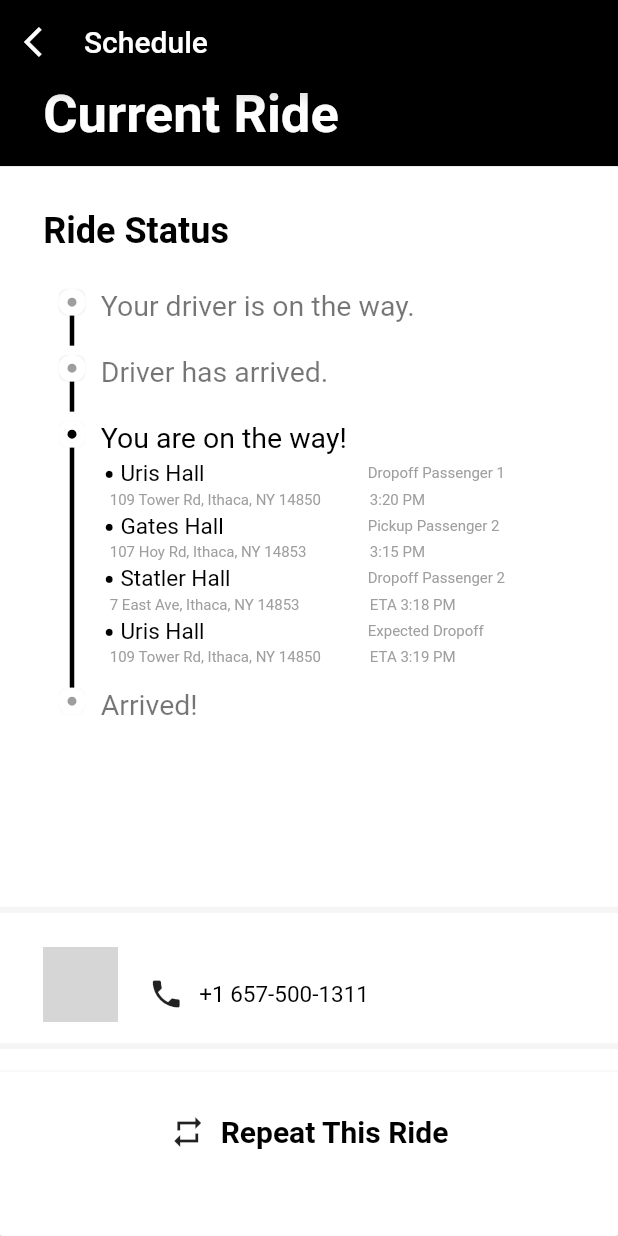
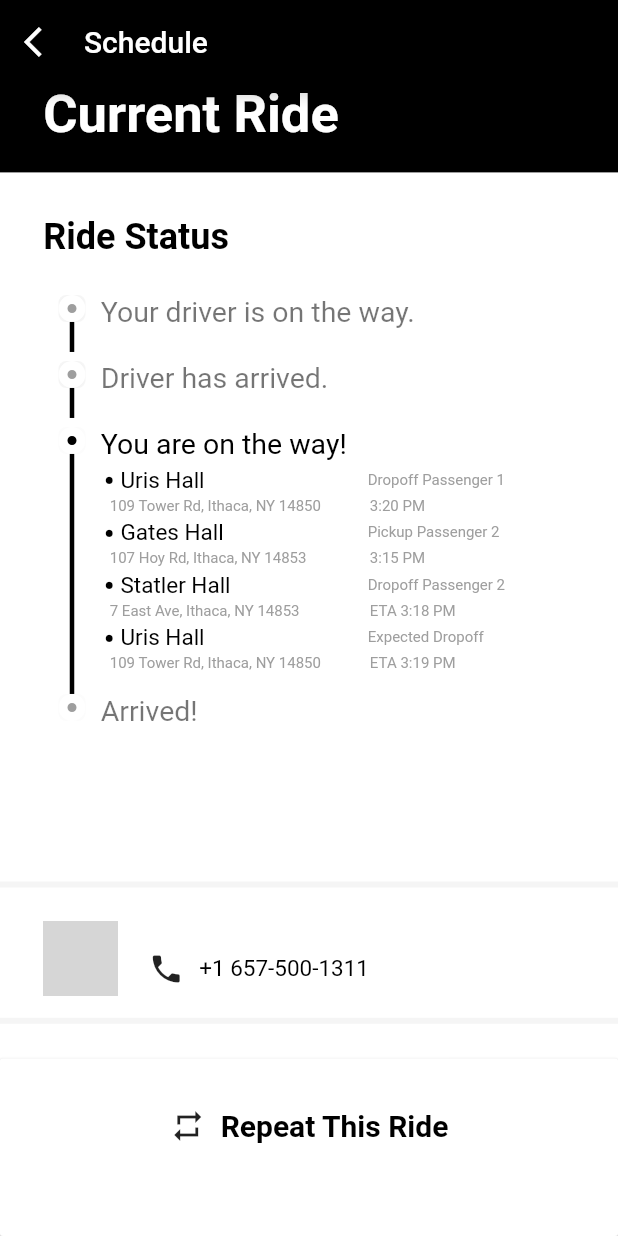
Before and after one commit to cornell-dti/carriage-rider, a Flutter app: the Current screen opened directly, on a phone screen of 412 x 824 dp. Run offline on Flutter 3.47's test engine with Material 2 defaults, Android fonts, the phone set to English and light mode, and no system bars; our stand-ins replace google_sign_in; accounts and stored records are empty; network calls fail; Roboto replaces fonts that are missing (SFPro, regular); grey boxes are pictures that could not be loaded.

Commit message:
change view size

```diff
--- a/lib/Current.dart
+++ b/lib/Current.dart
@@ -81,7 +81,7 @@ class Current extends StatelessWidget {
                     orderTimeline()
                   ],
                 )),
-            flex: 9,
+            flex: 8,
           ),
           Expanded(
             child: Container(
```
